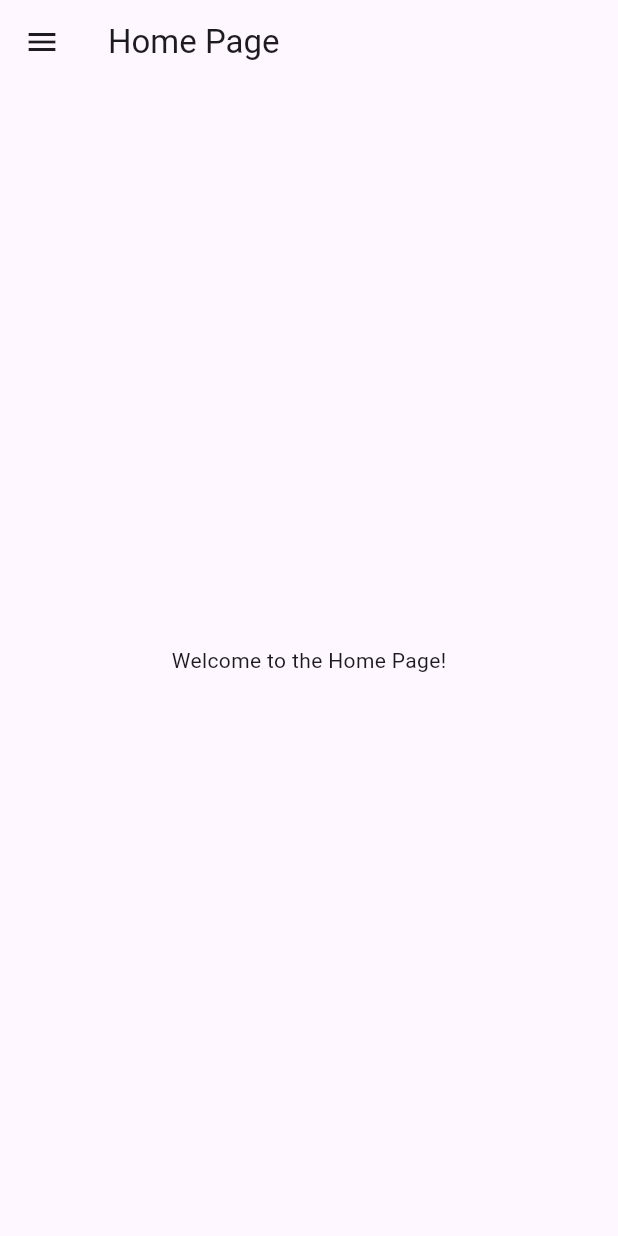
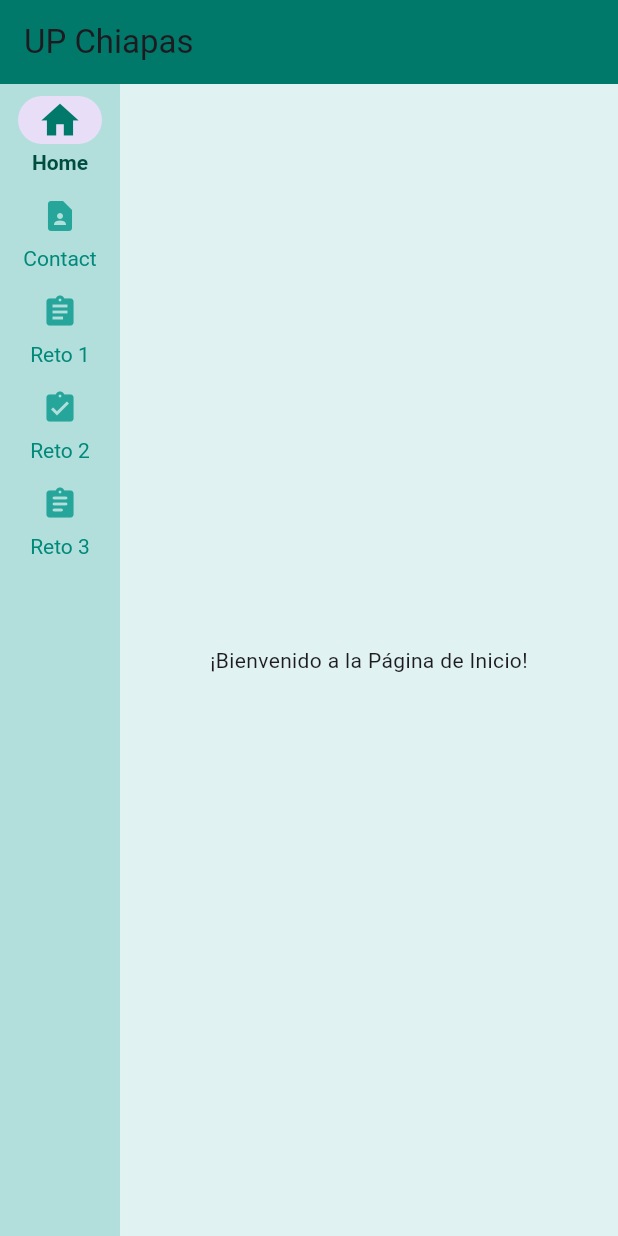
Before and after one commit to PedroPortillo0/reto2-movil, a Flutter app: the screen it shows after launch, on a phone screen of 412 x 824 dp. Run offline on Flutter 3.47's test engine with Material 3 defaults, Android fonts, the phone set to English and light mode, and no system bars.

Commit message:
[UPDATE] cambio de colores reto1,2,3

```diff
--- a/Act2_movil/lib/main.dart
+++ b/Act2_movil/lib/main.dart
@@ -18,7 +18,9 @@ class MyApp extends StatelessWidget {
     return MaterialApp(
       title: 'UP Chiapas',
       theme: ThemeData(
-        primarySwatch: Colors.blue,
+        primarySwatch: Colors.teal, // Cambié a colores más suaves
+        brightness: Brightness.light, // Tema claro
+        scaffoldBackgroundColor: Colors.teal[50], // Fondo suave
       ),
       initialRoute: '/',
       routes: {
@@ -34,76 +36,106 @@ class MyApp extends StatelessWidget {
   }
 }
 
-class HomeScreen extends StatelessWidget {
+class HomeScreen extends StatefulWidget {
   const HomeScreen({Key? key}) : super(key: key);
+
+  @override
+  _HomeScreenState createState() => _HomeScreenState();
+}
+
+class _HomeScreenState extends State<HomeScreen> {
+  int _selectedIndex = 0;
+
+  final List<Widget> _pages = [
+    const Center(child: Text('¡Bienvenido a la Página de Inicio!')),
+    const ContactScreen(),
+    Reto1Screen(),
+    const Reto2Screen(),
+    const Reto3Screen(),
+  ];
 
   @override
   Widget build(BuildContext context) {
     return Scaffold(
       appBar: AppBar(
-        title: const Text('Home Page'),
+        title: const Text('UP Chiapas'),
+        backgroundColor: Colors.teal[700], // AppBar en color teal oscuro
       ),
-      drawer: Drawer(
-        child: ListView(
-          padding: EdgeInsets.zero,
+      body: Row(
         children: <Widget>[
-            DrawerHeader(
-              decoration: BoxDecoration(
-                color: Colors.blue,
+          // Navbar vertical usando NavigationRail con nuevos colores
+          NavigationRail(
+            backgroundColor: Colors.teal[100], // Fondo del NavigationRail
+            selectedIndex: _selectedIndex,
+            onDestinationSelected: (int index) {
+              setState(() {
+                _selectedIndex = index;
+                switch (index) {
+                  case 0:
+                    Navigator.pushNamed(context, '/home');
+                    break;
+                  case 1:
+                    Navigator.pushNamed(context, '/contact');
+                    break;
+                  case 2:
+                    Navigator.pushNamed(context, '/reto1');
+                    break;
+                  case 3:
+                    Navigator.pushNamed(context, '/reto2');
+                    break;
+                  case 4:
+                    Navigator.pushNamed(context, '/reto3');
+                    break;
+                }
+              });
+            },
+            labelType: NavigationRailLabelType.all,
+            selectedIconTheme: IconThemeData(color: Colors.teal[700], size: 30), // Icono seleccionado
+            unselectedIconTheme: IconThemeData(color: Colors.teal[400]), // Icono no seleccionado
+            selectedLabelTextStyle: TextStyle(
+              color: Colors.teal[900], // Texto del ítem seleccionado
+              fontWeight: FontWeight.bold,
             ),
-              child: const Text(
-                'Menu',
-                style: TextStyle(
-                  color: Colors.white,
-                  fontSize: 24,
+            unselectedLabelTextStyle: TextStyle(
+              color: Colors.teal[600], // Texto del ítem no seleccionado
             ),
+            destinations: const [
+              NavigationRailDestination(
+                icon: Icon(Icons.home),
+                selectedIcon: Icon(Icons.home),
+                label: Text('Home'),
               ),
+              NavigationRailDestination(
+                icon: Icon(Icons.contact_page),
+                selectedIcon: Icon(Icons.contact_page),
+                label: Text('Contact'),
               ),
-            ListTile(
-              leading: const Icon(Icons.home),
-              title: const Text('Home'),
-              onTap: () {
-                Navigator.pop(context);
-                Navigator.pushNamed(context, '/home');
-              },
+              NavigationRailDestination(
+                icon: Icon(Icons.assignment),
+                selectedIcon: Icon(Icons.assignment),
+                label: Text('Reto 1'),
               ),
-            ListTile(
-              leading: const Icon(Icons.contact_page),
-              title: const Text('Contact'),
-              onTap: () {
-                Navigator.pop(context);
-                Navigator.pushNamed(context, '/contact');
-              },
+              NavigationRailDestination(
+                icon: Icon(Icons.assignment_turned_in),
+                selectedIcon: Icon(Icons.assignment_turned_in),
+                label: Text('Reto 2'),
               ),
-            ListTile(
-              leading: const Icon(Icons.assignment),
-              title: const Text('Reto 1'),
-              onTap: () {
-                Navigator.pop(context);
-                Navigator.pushNamed(context, '/reto1');  // Redirige a Reto 1
-              },
-            ),
-            ListTile(
-              leading: const Icon(Icons.assignment_turned_in),
-              title: const Text('Reto 2'),
-              onTap: () {
-                Navigator.pop(context);
-                Navigator.pushNamed(context, '/reto2');  // Redirige a Reto 2
-              },
-            ),
-            ListTile(
-              leading: const Icon(Icons.assignment_rounded),
-              title: const Text('Reto 3'),  // Agrega el Reto 3 al menú
-              onTap: () {
-                Navigator.pop(context);
-                Navigator.pushNamed(context, '/reto3');  // Redirige a Reto 3
-              },
+              NavigationRailDestination(
+                icon: Icon(Icons.assignment_rounded),
+                selectedIcon: Icon(Icons.assignment_rounded),
+                label: Text('Reto 3'),
               ),
             ],
           ),
+          // Contenido principal de la pantalla
+          Expanded(
+            child: Container(
+              padding: const EdgeInsets.all(20.0),
+              color: Colors.teal[50], // Fondo del contenido principal
+              child: _pages[_selectedIndex],
             ),
-      body: const Center(
-        child: Text('Welcome to the Home Page!'),
+          ),
+        ],
       ),
     );
   }
```
Also changed, not shown: Act2_movil/lib/screens/reto1.dart (+39 -6 lines), Act2_movil/lib/screens/reto2.dart (+9 -9 lines). Lines whose indentation alone changed are shown as unchanged.
